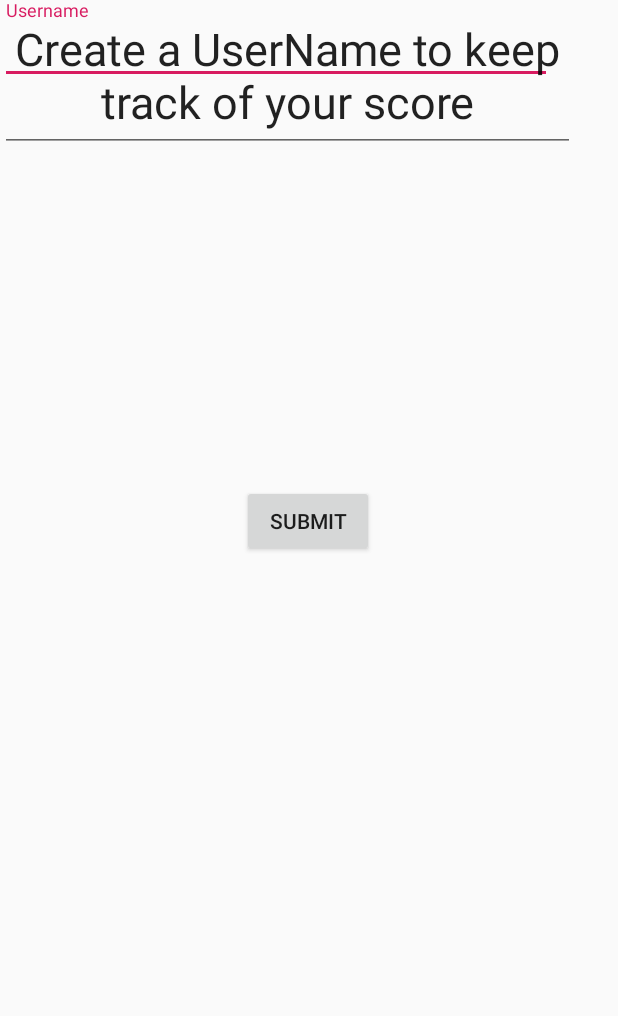
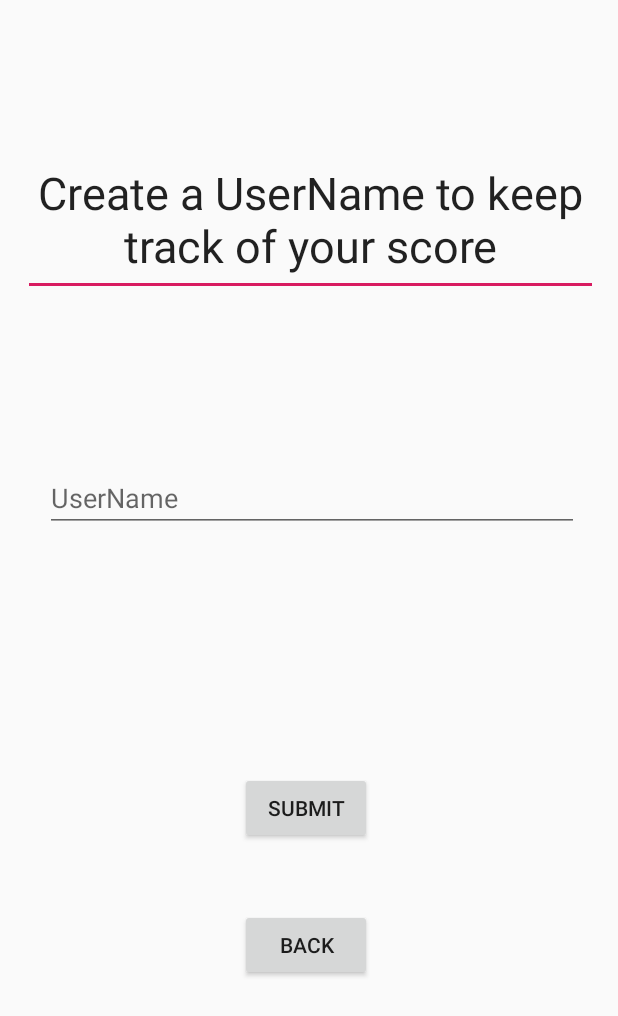
Before and after one commit to tejas-polakam/CS125Project, an Android app: the UserNameActivity screen opened directly, with no data from a screen before it, on a phone screen of 412 x 824 dp. Shown: the top 1016 px of the screen. Run offline under Robolectric (Android 15) with nearby library versions, the phone set to English and light mode, and no system bars.

Commit message:
push push testing constrained values

```diff
--- a/app/src/main/java/hangman/cs125project/UserNameActivity.java
+++ b/app/src/main/java/hangman/cs125project/UserNameActivity.java
@@ -13,6 +13,7 @@ public class UserNameActivity extends AppCompatActivity {
         super.onCreate(savedInstanceState);
         setContentView(R.layout.activity_user_name);
         final Button submitUsername = findViewById(R.id.submit);
+        final Button backButton = findViewById(R.id.backButtonUser);
         //final ListView
         submitUsername.setOnClickListener(new View.OnClickListener() {
             @Override
@@ -23,6 +24,16 @@ public class UserNameActivity extends AppCompatActivity {
                 //replace Instructions activity with actual game frame
             }
         });
+        backButton.setOnClickListener(new View.OnClickListener() {
+            @Override
+            public void onClick(View v) {
+                //insert code here to store username in a list
+
+                startActivity(new Intent(UserNameActivity.this, HomePage.class));
+                //replace Instructions activity with actual game frame
+            }
+        });
+
     }
 
 
--- a/app/src/main/res/layout/activity_home_page.xml
+++ b/app/src/main/res/layout/activity_home_page.xml
@@ -25,7 +25,9 @@
         android:layout_height="wrap_content"
         android:layout_marginStart="148dp"
         android:layout_marginTop="81dp"
+        android:layout_marginEnd="148dp"
         android:text="Start"
+        app:layout_constraintEnd_toEndOf="parent"
         app:layout_constraintStart_toStartOf="parent"
         app:layout_constraintTop_toBottomOf="@+id/HangMan" />
 
@@ -35,10 +37,12 @@
         android:layout_height="wrap_content"
         android:layout_marginStart="148dp"
         android:layout_marginTop="45dp"
+        android:layout_marginEnd="148dp"
         android:layout_marginBottom="39dp"
         android:text="How To"
         android:textAlignment="center"
         app:layout_constraintBottom_toTopOf="@+id/ScoreBoard"
+        app:layout_constraintEnd_toEndOf="parent"
         app:layout_constraintStart_toStartOf="parent"
         app:layout_constraintTop_toBottomOf="@+id/startButton" />
 
--- a/app/src/main/res/layout/activity_user_name.xml
+++ b/app/src/main/res/layout/activity_user_name.xml
@@ -6,45 +6,62 @@
     android:layout_height="match_parent"
     tools:context=".UserNameActivity">
 
-    <android.support.design.widget.TextInputLayout
-        android:id="@+id/textInputLayout"
-        android:layout_width="368dp"
-        android:layout_height="wrap_content"
-        tools:layout_editor_absoluteX="8dp"
-        tools:layout_editor_absoluteY="137dp">
-
-        <android.support.design.widget.TextInputEditText
-            android:id="@+id/UsernameInput"
-            android:layout_width="match_parent"
-            android:layout_height="wrap_content"
-            android:ems="10"
-            android:hint="Username"
-            android:imeOptions="actionDone"
-            android:inputType="textPersonName" />
-    </android.support.design.widget.TextInputLayout>
-
     <EditText
         android:id="@+id/inputUsername"
         android:layout_width="383dp"
         android:layout_height="101dp"
+        android:layout_marginStart="1dp"
+        android:layout_marginTop="16dp"
+        android:layout_marginBottom="16dp"
         android:fontFamily="sans-serif"
         android:text="Create a UserName to keep track of your score"
         android:textAlignment="center"
         android:textSize="30sp"
-        tools:layout_editor_absoluteX="1dp"
-        tools:layout_editor_absoluteY="16dp" />
+        app:layout_constraintBottom_toTopOf="@+id/editText"
+        app:layout_constraintEnd_toEndOf="parent"
+        app:layout_constraintStart_toStartOf="parent"
+        app:layout_constraintTop_toTopOf="parent" />
 
     <Button
         android:id="@+id/submit"
         android:layout_width="wrap_content"
         android:layout_height="wrap_content"
-        android:layout_marginStart="147dp"
-        android:layout_marginTop="75dp"
+        android:layout_marginStart="145dp"
         android:layout_marginEnd="149dp"
         android:layout_marginBottom="261dp"
         android:text="Submit"
         app:layout_constraintBottom_toBottomOf="parent"
         app:layout_constraintEnd_toEndOf="parent"
+        app:layout_constraintStart_toStartOf="parent" />
+
+    <EditText
+        android:id="@+id/editText"
+        android:layout_width="356dp"
+        android:layout_height="wrap_content"
+        android:layout_marginStart="16dp"
+        android:layout_marginTop="16dp"
+        android:layout_marginEnd="12dp"
+        android:layout_marginBottom="80dp"
+        android:ems="10"
+        android:hint="UserName"
+        android:inputType="textPersonName"
+        app:layout_constraintBottom_toTopOf="@+id/submit"
+        app:layout_constraintEnd_toEndOf="parent"
         app:layout_constraintStart_toStartOf="parent"
-        app:layout_constraintTop_toBottomOf="@+id/textInputLayout" />
+        app:layout_constraintTop_toBottomOf="@+id/inputUsername" />
+
+    <Button
+        android:id="@+id/backButtonUser"
+        android:layout_width="wrap_content"
+        android:layout_height="wrap_content"
+        android:layout_marginStart="145dp"
+        android:layout_marginTop="43dp"
+        android:layout_marginEnd="149dp"
+        android:layout_marginBottom="170dp"
+        android:text="Back"
+        app:layout_constraintBottom_toBottomOf="parent"
+        app:layout_constraintEnd_toEndOf="parent"
+        app:layout_constraintStart_toStartOf="parent"
+        app:layout_constraintTop_toBottomOf="@+id/submit"
+        app:layout_constraintVertical_bias="0.0" />
 </android.support.constraint.ConstraintLayout>
```
